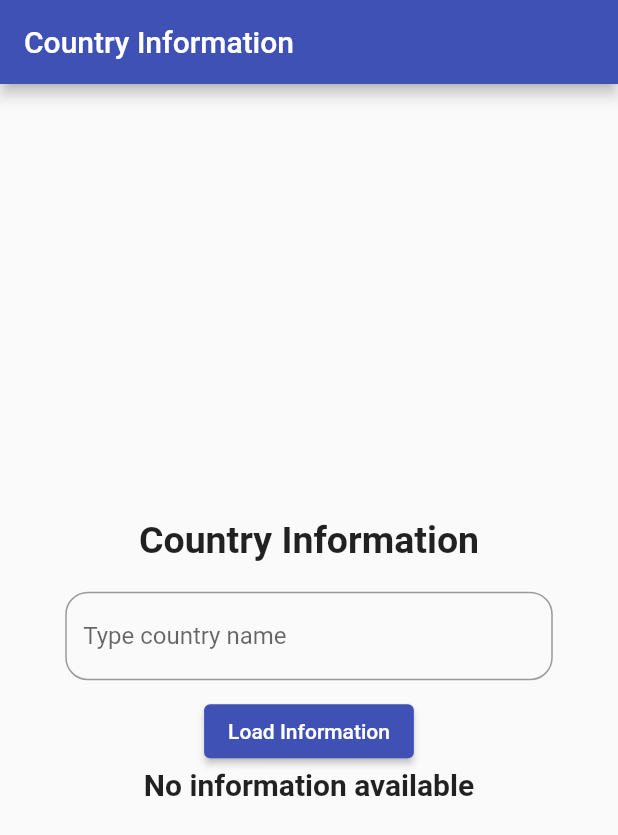
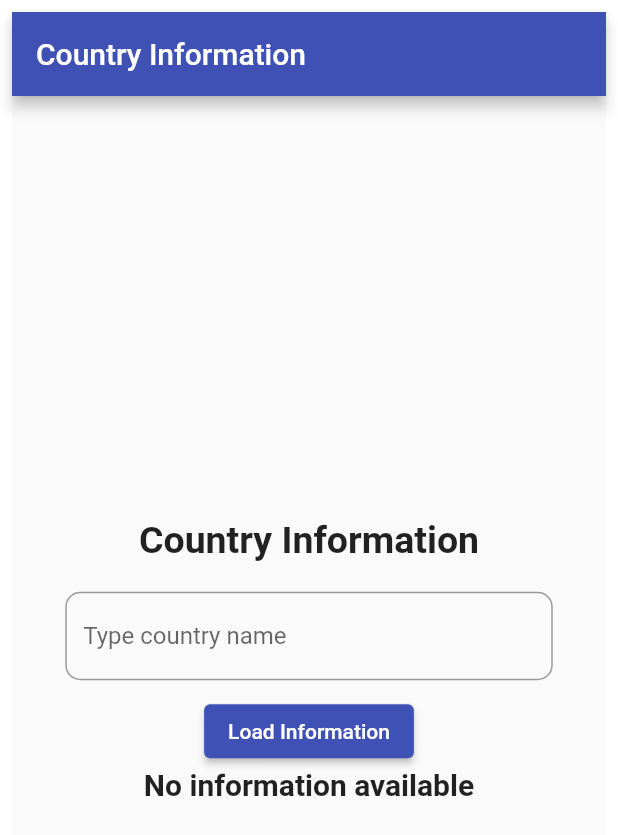
Before and after one commit to 219Leon/A222-MobileProgramming, a Flutter app: the screen it shows after launch, after a tap on "Load Information", on a phone screen of 412 x 824 dp. Shown: the top 835 px of the screen. Run offline on Flutter 3.47's test engine with Material 2 defaults, Android fonts, the phone set to English and light mode, and no system bars; our stand-ins replace flutter_easyloading; missing offline and left inert: dart:js; network calls fail.

Commit message:
Minor changes

```diff
--- a/assignment1_country/lib/main.dart
+++ b/assignment1_country/lib/main.dart
@@ -1,8 +1,17 @@
+import 'dart:async';
+import 'dart:convert';
+import 'dart:js';
+
 import 'package:flutter/material.dart';
+import 'package:assignment1_country/countryData.dart';
+import 'package:http/http.dart' as http;
+import 'package:flutter_easyloading/flutter_easyloading.dart';
 
 void main() {
   runApp(const MyApp());
+  configLoading();
 }
+
 
 class MyApp extends StatefulWidget {
   const MyApp({super.key});
@@ -12,7 +21,6 @@ class MyApp extends StatefulWidget {
 }
 
 class _MyAppState extends State<MyApp> {
-  // This widget is the root of your application.
   @override
   Widget build(BuildContext context) {
     return MaterialApp(
@@ -21,25 +29,48 @@ class _MyAppState extends State<MyApp> {
         primarySwatch: Colors.indigo,
       ),
       home: const MyHomePage(title: 'Country Information'),
+      builder: EasyLoading.init(),
     );
   }
+}
+
+void configLoading() {
+  EasyLoading.instance
+    ..displayDuration = const Duration(seconds: 2)
+    ..indicatorType = EasyLoadingIndicatorType.fadingCircle
+    ..loadingStyle = EasyLoadingStyle.light
+    ..indicatorSize = 40
+    ..radius = 10
+    ..progressColor = Colors.indigo
+    ..backgroundColor = const Color.fromARGB(255, 255, 255, 187)
+    ..textColor = Colors.black
+    ..indicatorColor = Colors.indigo
+    ..maskColor = Colors.indigo.withOpacity(0.5)
+    ..userInteractions = true
+    ..dismissOnTap = false;
 }
 
 class MyHomePage extends StatefulWidget {
   const MyHomePage({super.key, required this.title});
 
   final String title;
+
   @override
   State<MyHomePage> createState() => _MyHomePageState();
 }
 
 class _MyHomePageState extends State<MyHomePage> {
-  String apiid = "";
+  String apiid = "7T46D8Hm7NRGepZtN0JaFA==yBG6aI3mJeLtBrJp";
   var desc = "No information available";
+  final TextEditingController _countryName = TextEditingController();
+
+    Timer? _timer;
 
   @override
   Widget build(BuildContext context) {
-    return Scaffold(
+    return Padding(
+      padding: const EdgeInsets.all(8.0),
+      child: Scaffold(
         appBar: AppBar(
           title: const Text('Country Information'),
         ),
@@ -59,16 +90,16 @@ class _MyHomePageState extends State<MyHomePage> {
                         fontSize: 25,
                         fontWeight: FontWeight.bold),
                         ),
-                    SizedBox (height:20),
+                      const SizedBox (height:20),
                       TextField(
+                        controller: _countryName,
                         decoration: InputDecoration(
                           fillColor: Colors.white,
                           hintText: "Type country name",
                           border: OutlineInputBorder(
-                          borderRadius: BorderRadius.circular(15.0)),
+                            borderRadius: BorderRadius.circular(10.0))),
                       ),
-                    ),
-                    SizedBox (height:10),
+                      const SizedBox (height:10),
                       ElevatedButton(onPressed: () {_getCountry();
                       },
                         child: const Text("Load Information")),
@@ -81,15 +112,45 @@ class _MyHomePageState extends State<MyHomePage> {
             ],
           ),
         ),
+      ),
     );
   }
 
+  void _progressindicator() {
+    showDialog(
+      context: context,
+      builder: (context) {
+        const Duration(seconds: 3);
+        EasyLoading.addStatusCallback((status) {
+          print('EasyLoading Status $status');
+          if (status == EasyLoadingStatus.dismiss) {
+            _timer?.cancel();
+          }
+        });
+        EasyLoading.showSuccess('Search Success');
+        return const Center(child: CircularProgressIndicator());
+      },
+    );
+  }
 
   Future<void> _getCountry() async {
-    var apiid = "";
+
+    var apiid = "7T46D8Hm7NRGepZtN0JaFA==yBG6aI3mJeLtBrJp";
     var url = Uri.parse('https://api.api-ninjas.com/v1/country?name=');
-    //var responses = await http.get(url);
-    //var rescode = response.statusCode;
+    var responses = await http.get(url);
+    var rescode = responses.statusCode;
+    if (rescode == 200){
+      var jsonData = responses.body;
+      var parsedJson = json.decode(jsonData);
 
+    Navigator.of(context).push(MaterialPageRoute(
+      builder: (context) => countryData(
+        name: _countryName.text,
+        countryflag: countryflag,
+        capital: capital,
+        currency: currency)));
+    } else{
+      print("Error: Failed to acquire country info");
     }
   }
+}
```
Also changed, not shown: assignment1_country/lib/countryData.dart (added, +36 -0 lines), assignment1_country/pubspec.yaml (+8 -3 lines), assignment1_country/pubspec.lock. Lines whose indentation alone changed are shown as unchanged.
